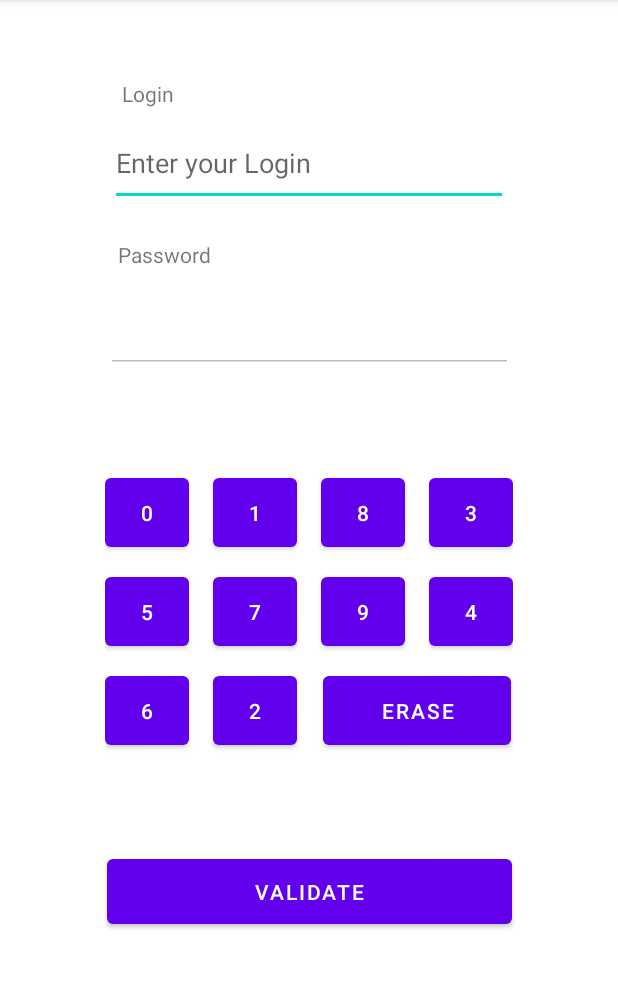
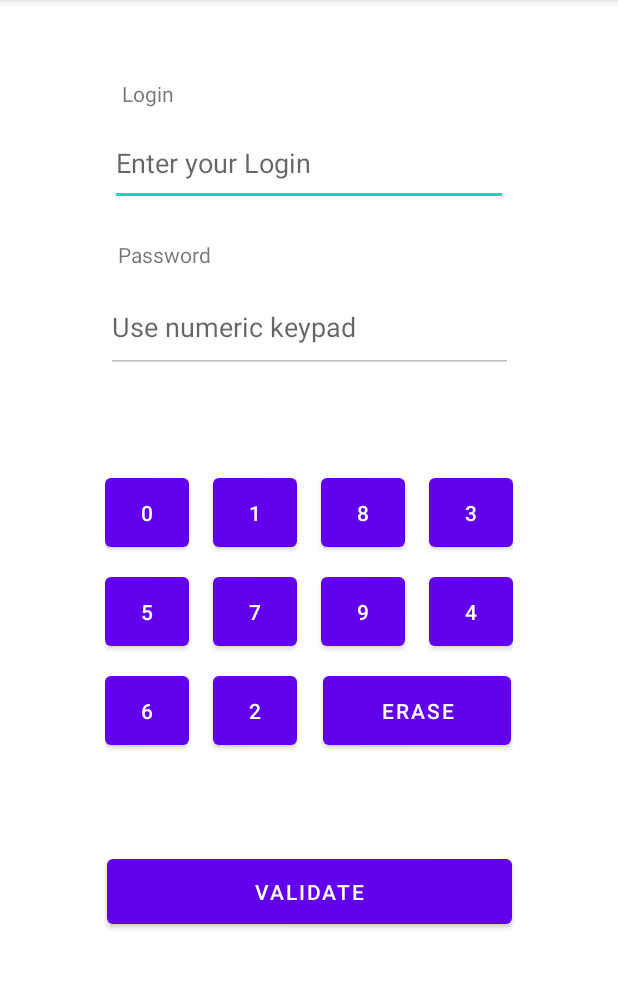
Before and after one commit to Thiebosh/M1_dev_sec, an Android app: the screen it shows after launch (AppActivity), after a tap on "ERASE", on a phone screen of 412 x 824 dp, the part 84-1072 px from its top. Run offline under Robolectric (Android 15) with nearby library versions, the phone set to English and light mode, and no system bars; our stand-ins replace Room's generated code; libraries missing offline, so code that uses them is left out: net.sqlcipher.database; 3 statements that could not run were skipped.

Commit message:
erase button fix

```diff
--- a/src/app/src/main/java/fr/yncrea/pyjabank/fragments/ConnectFragment.java
+++ b/src/app/src/main/java/fr/yncrea/pyjabank/fragments/ConnectFragment.java
@@ -70,7 +70,10 @@ public class ConnectFragment extends Fragment {
             setOnClick(digits.get(i), password);
         }
 
-        erase.setOnClickListener(v -> password.setText(password.getText().subSequence(0, password.getText().length()-1)));
+        erase.setOnClickListener(v -> {
+            CharSequence str = password.getText();
+            if (str.length() > 0) password.setText(str.subSequence(0, str.length()-1));
+        });
 
         confirm.setOnClickListener(v -> {
             confirm.setEnabled(false);
@@ -110,7 +113,6 @@ public class ConnectFragment extends Fragment {
                     new RestApi<>(getActivity()).setHandler(
                             () -> {
                                 password.setText("");
-                                //save user instance ?
                                 AppActivity.mLogged = database.userDao().get(_username, _password);
                                 ((FragmentSwitcher) getActivity()).loadFragment(new AccountFragment(), true);
                             },
--- a/src/app/src/main/res/layout/fragment_connect.xml
+++ b/src/app/src/main/res/layout/fragment_connect.xml
@@ -45,6 +45,7 @@
         android:layout_marginTop="50dp"
         android:ems="10"
         android:enabled="false"
+        android:hint="Use numeric keypad"
         android:inputType="numberPassword"
         app:layout_constraintEnd_toEndOf="parent"
         app:layout_constraintStart_toStartOf="parent"
```
